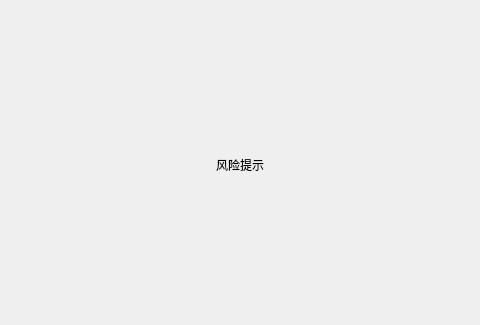
Old version of the form LNKWallet/dialog/RiskWarningDialog.ui in the repository HcashOrg/hx-indicator; both pictures show x 240 to 720 and y 0 to 325 of the 960 by 543 pixel window.
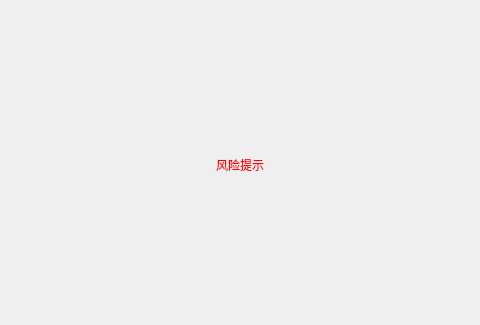
New version of the form.

Patch:
```diff
--- a/LNKWallet/dialog/RiskWarningDialog.ui
+++ b/LNKWallet/dialog/RiskWarningDialog.ui
@@ -73,7 +73,8 @@
       </rect>
      </property>
      <property name="styleSheet">
-      <string notr="true">font: bold 14px &quot;微软雅黑&quot;;</string>
+      <string notr="true">font: bold 14px &quot;微软雅黑&quot;;
+color: rgb(255, 0, 0);</string>
      </property>
      <property name="text">
       <string>风险提示</string>
```
Left out of the diff: 2 changed lines with no effect on the pictures.
